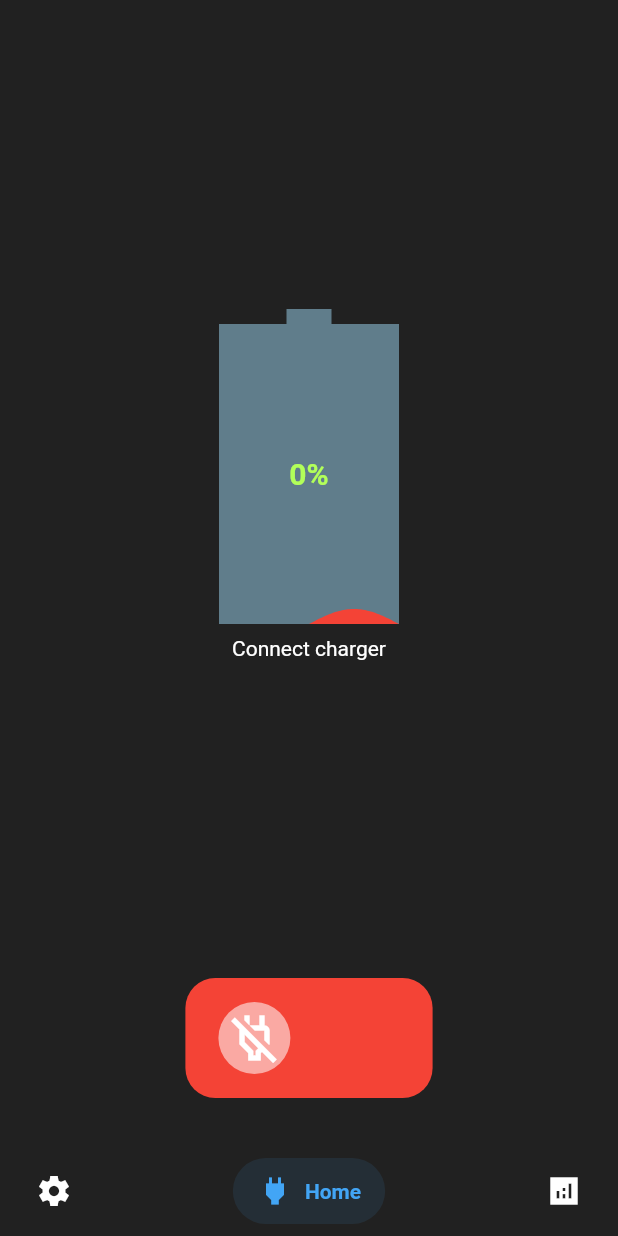
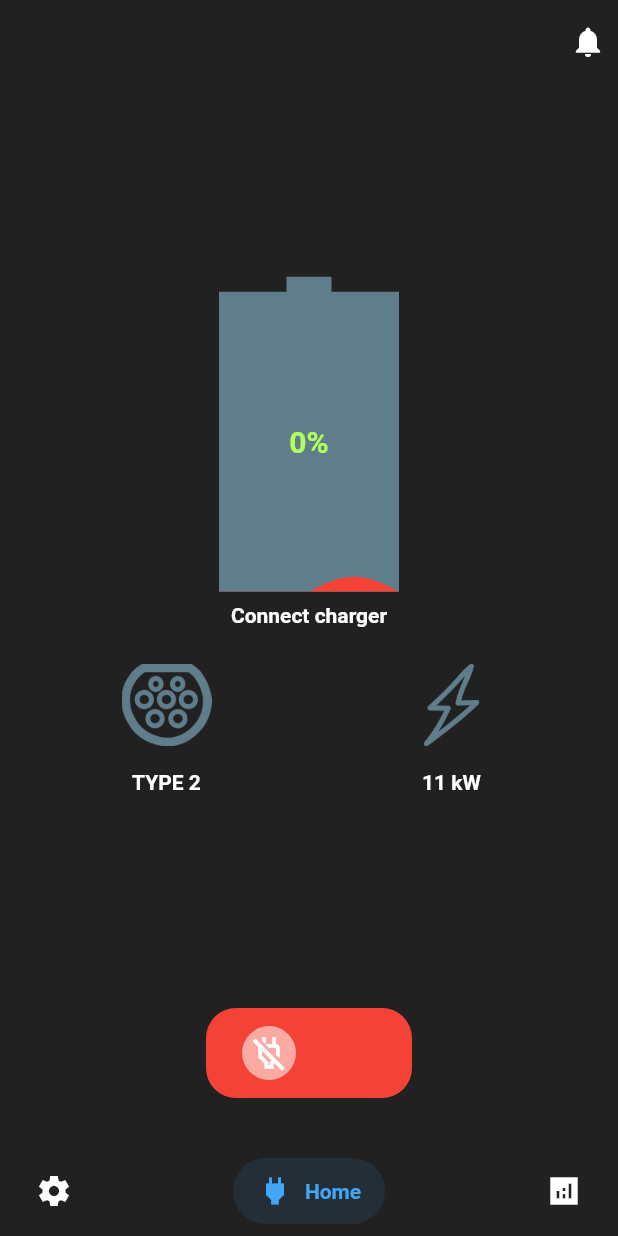
Before and after one commit to Windsy-tech/windsy_ev, a Flutter app: the screen it shows after launch, on a phone screen of 412 x 824 dp. Run offline on Flutter 3.47's test engine with Material 2 defaults, Android fonts, the light colour scheme and no system bars; drawn by our look-alikes of flutter_switch, salomon_bottom_bar; our stand-ins replace liquid_progress_indicator.

Commit message:
Second Commit

```diff
--- a/lib/main.dart
+++ b/lib/main.dart
@@ -1,7 +1,6 @@
 import 'package:flutter/material.dart';
 import 'package:provider/provider.dart';
 import 'package:windsy_ev/screens/main_screen.dart';
-import 'screens/home.dart';
 import 'themes/themes.dart';
 
 void main() {
@@ -16,6 +15,7 @@ class MyApp extends StatelessWidget {
         final themeProvider = Provider.of<ThemeProvider>(context, listen: true);
         return MaterialApp(
           title: 'Windsy EV ',
+          debugShowCheckedModeBanner: false,
           themeMode: themeProvider.themeMode,
           theme: MyThemes.lightTheme,
           darkTheme: MyThemes.darkTheme,
--- a/lib/screens/home.dart
+++ b/lib/screens/home.dart
@@ -1,11 +1,7 @@
-import 'dart:io';
-import 'package:liquid_progress_indicator/liquid_progress_indicator.dart';
 import 'package:flutter/cupertino.dart';
 import 'package:flutter/material.dart';
 import 'package:provider/provider.dart';
-import 'package:sleek_circular_slider/sleek_circular_slider.dart';
 import 'package:flutter_switch/flutter_switch.dart';
-import 'package:salomon_bottom_bar/salomon_bottom_bar.dart';
 import 'package:windsy_ev/providers/charge_status_provider.dart';
 import 'package:windsy_ev/widgets/progress_indicator.dart';
 
@@ -24,7 +20,7 @@ class _HomeScreenState extends State<HomeScreen> {
           final chargingStatus =
               Provider.of<ChargingStatusProvider>(context, listen: true);
           final screenWidth = MediaQuery.of(context).size.width;
-          final screenHeight = MediaQuery.of(context).size.height;
+          //final screenHeight = MediaQuery.of(context).size.height;
 
           return SafeArea(
             child: Padding(
@@ -41,25 +37,93 @@ class _HomeScreenState extends State<HomeScreen> {
                         chargingStatus.chargingStatus
                             ? Padding(
                                 padding: const EdgeInsets.all(8.0),
-                                child: Text("Charging"),
+                                child: Text(
+                                  "Charging",
+                                  style: TextStyle(
+                                    fontWeight: FontWeight.bold,
+                                    fontSize: 14,
+                                  ),
+                                ),
                               )
                             : Padding(
                                 padding: const EdgeInsets.all(8.0),
-                                child: Text("Connect charger"),
+                                child: Text(
+                                  "Connect charger",
+                                  style: TextStyle(
+                                    fontWeight: FontWeight.bold,
+                                    fontSize: 14,
+                                  ),
+                                ),
                               ),
+                        Padding(
+                          padding: const EdgeInsets.all(8.0),
+                          child: Row(
+                            mainAxisAlignment: MainAxisAlignment.spaceAround,
+                            children: [
+                              Column(
+                                children: [
+                                  Padding(
+                                    padding: const EdgeInsets.all(8.0),
+                                    child: Image(
+                                      image: AssetImage('assets/home/typ2.png'),
+                                      width: 60,
+                                      height: 55,
+                                      fit: BoxFit.fill,
+                                      color: Colors.blueGrey,
+                                    ),
+                                  ),
+                                  Padding(
+                                    padding: const EdgeInsets.all(8.0),
+                                    child: Text(
+                                      "TYPE 2",
+                                      style: TextStyle(
+                                        fontWeight: FontWeight.bold,
+                                        fontSize: 14,
+                                      ),
+                                    ),
+                                  ),
+                                ],
+                              ),
+                              Column(
+                                children: [
+                                  Padding(
+                                    padding: const EdgeInsets.all(8.0),
+                                    child: Image(
+                                      image: AssetImage('assets/home/thun.png'),
+                                      width: 60,
+                                      height: 55,
+                                      //fit: BoxFit.fill,
+                                      color: Colors.blueGrey,
+                                    ),
+                                  ),
+                                  Padding(
+                                    padding: const EdgeInsets.all(8.0),
+                                    child: Text(
+                                      "11 kW",
+                                      style: TextStyle(
+                                        fontWeight: FontWeight.bold,
+                                        fontSize: 14,
+                                      ),
+                                    ),
+                                  ),
+                                ],
+                              )
+                            ],
+                          ),
+                        )
                       ],
                     ),
                   ),
                   FlutterSwitch(
                     key: key,
                     duration: Duration(milliseconds: 500),
-                    width: screenWidth / 2.5,
-                    height: 80,
+                    width: screenWidth / 3,
+                    height: 60,
                     valueFontSize: 30.0,
                     toggleSize: 60.0,
                     value: chargingStatus.chargingStatus,
                     borderRadius: 20.0,
-                    padding: 16.0,
+                    padding: 12.0,
                     //showOnOff: true,
                     onToggle: (value) {
                       setState(() {
--- a/lib/screens/main_screen.dart
+++ b/lib/screens/main_screen.dart
@@ -10,8 +10,6 @@ class MainScreen extends StatefulWidget {
 }
 
 class _MainScreenState extends State<MainScreen> {
-  int _selectedIndex = 0;
-
   List<Widget> _widgetOptions = <Widget>[
     SettingsPage(),
     HomeScreen(),
@@ -23,9 +21,9 @@ class _MainScreenState extends State<MainScreen> {
   @override
   Widget build(BuildContext context) {
     return Scaffold(
+      appBar: returnAppBar(),
       body: _widgetOptions.elementAt(_currentIndex),
       bottomNavigationBar: SalomonBottomBar(
-        duration: Duration(seconds: 1),
         currentIndex: _currentIndex,
         onTap: (i) => setState(() => _currentIndex = i),
         items: [
@@ -48,4 +46,18 @@ class _MainScreenState extends State<MainScreen> {
       ),
     );
   }
+
+  returnAppBar() {
+    if (_currentIndex == 1)
+      return AppBar(
+        backgroundColor: Colors.transparent,
+        elevation: 0,
+        actions: [
+          Padding(
+            padding: const EdgeInsets.all(8.0),
+            child: Icon(Icons.notifications),
+          ),
+        ],
+      );
+  }
 }
```
Also changed, not shown: pubspec.yaml (+6 -3 lines), assets/home/charging.png (added), assets/home/test.png (added), assets/home/thun.png (added), assets/home/thunder.jpg (added), assets/home/thunder.png (added), assets/home/typ2.png (added), assets/home/type2.png (added), assets/home/type2plug.png (added).
